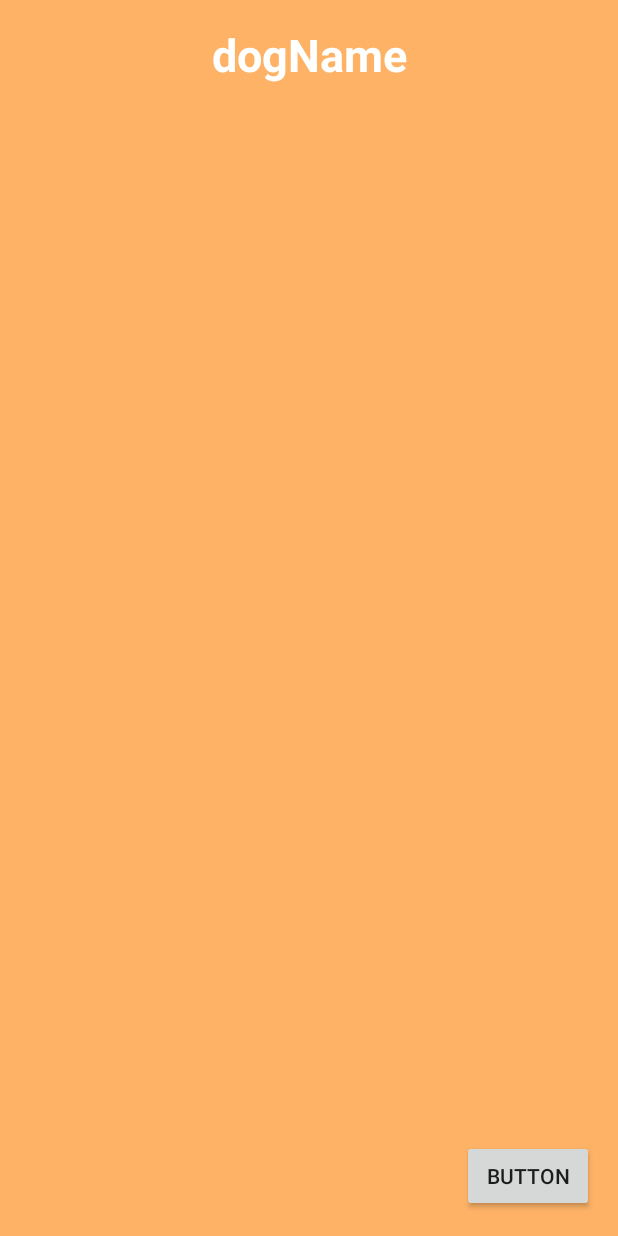
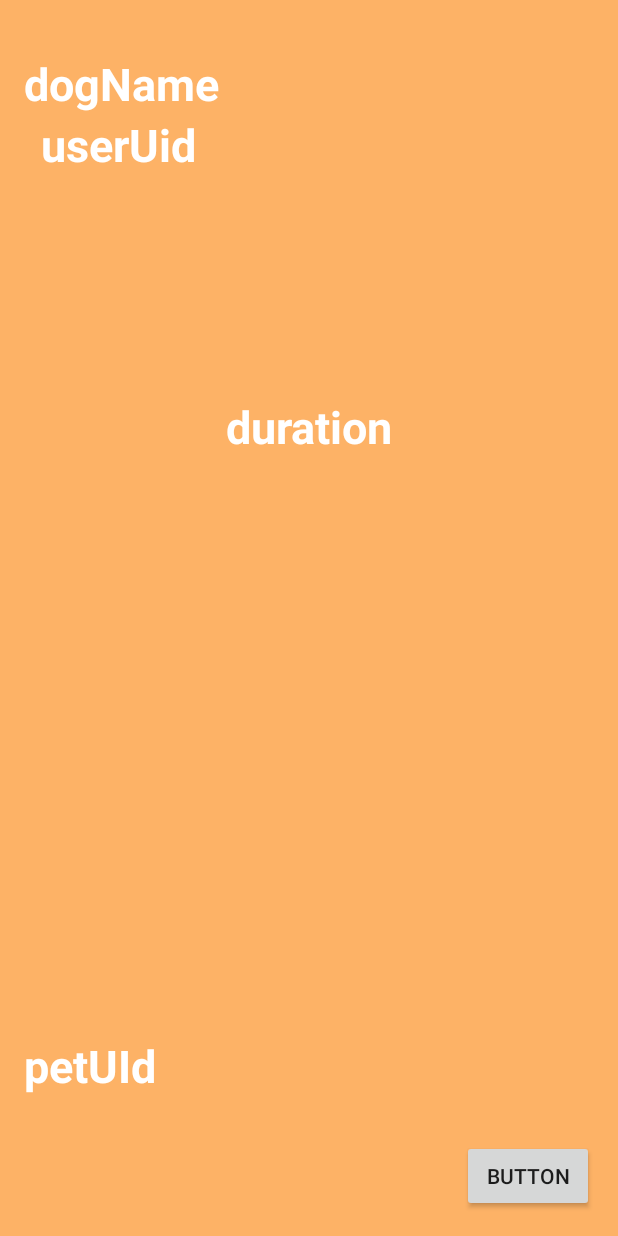
Before and after one commit to Apendog/Apendog, an Android app: the dogHub screen opened directly, with no data from a screen before it, on a phone screen of 412 x 824 dp. Run offline under Robolectric (Android 15) with nearby library versions, the phone set to English and light mode, and no system bars; our stand-ins replace Firebase (no records; nobody signed in at launch, a user with empty details on screens opened directly); 10 statements that could not run were skipped.

Commit message:
End Of night.
Changed profile. reads and write working on dog hub

```diff
--- a/app/src/main/java/alpha/com/apendog/dogHub.java
+++ b/app/src/main/java/alpha/com/apendog/dogHub.java
@@ -22,10 +22,18 @@ import com.google.firebase.database.DatabaseReference;
 import com.google.firebase.database.FirebaseDatabase;
 import com.google.firebase.database.ValueEventListener;
 
+import alpha.com.apendog.BaseActivity;
+
 public class dogHub extends AppCompatActivity {
 
 
     public TextView dogName;
+
+    private TextView mAuthorView;
+    private TextView mUserUid;
+    private TextView mBodyView;
+
+    private String mActivityKey;
     public dogProfile myDogProfile;
 // need to check the spellings on this
     private DatabaseReference mActivityReference;
@@ -35,6 +43,7 @@ public class dogHub extends AppCompatActivity {
     private FirebaseAuth mAuth;
     private DatabaseReference mDatabase;
     private static final String TAG = "Ed-Log";
+    private static String uid;
 
     private FirebaseAuth.AuthStateListener mAuthListener;
 
@@ -42,16 +51,22 @@ public class dogHub extends AppCompatActivity {
     protected void onCreate(Bundle savedInstanceState) {
         super.onCreate(savedInstanceState);
         setContentView(R.layout.activity_dog_hub);
-
+        mActivityKey = "testActivity";
         // Initialize Database
         mActivityReference = FirebaseDatabase.getInstance().getReference()
-                .child("Activities").child(mPostKey);
+                .child("Activities").child(mActivityKey);;
 
         mDatabase = FirebaseDatabase.getInstance().getReference();
         // put name from profile on hub
         dogName = (TextView) findViewById(R.id.dogNameView);
+        mAuthorView = (TextView) findViewById(R.id.petUidView);
+        mUserUid = (TextView) findViewById(R.id.userUidView);
+//        mBodyView = (TextView) findViewById(R.id.durationView);
+
+        getDogProfile();
+
         myDogProfile = (dogProfile)getIntent().getSerializableExtra("dogProfile");
-        dogName.setText(myDogProfile.getDogName());
+//        dogName.setText(myDogProfile.getDogName());
 
         mAuth = FirebaseAuth.getInstance();
 
@@ -61,6 +76,7 @@ public class dogHub extends AppCompatActivity {
                 FirebaseUser user = firebaseAuth.getCurrentUser();
                 if (user != null) {
                     // User is signed in
+                    uid = user.getUid();
                     Log.d(TAG, "onAuthStateChanged:signed_in:" + user.getUid());
                 } else {
                     // User is signed out
@@ -90,10 +106,12 @@ public class dogHub extends AppCompatActivity {
             public void onDataChange(DataSnapshot dataSnapshot) {
                 // Get Post object and use the values to update the UI
                 BaseActivity baseActivity = dataSnapshot.getValue(BaseActivity.class);
+                dogProfile dProfile = dataSnapshot.getValue(dogProfile.class);
                 // [START_EXCLUDE]
-                mAuthorView.setText(post.author);
-                mTitleView.setText(post.title);
-                mBodyView.setText(post.body);
+                dogName.setText(dProfile.dogName);
+                mAuthorView.setText(baseActivity.petUid);
+                mUserUid.setText(baseActivity.userUid);
+//                mBodyView.setText(baseActivity.duration);
                 // [END_EXCLUDE]
             }
 
@@ -107,10 +125,10 @@ public class dogHub extends AppCompatActivity {
                 // [END_EXCLUDE]
             }
         };
-        mActivityReference.addValueEventListener(activityListener);
+        mActivityReference.addValueEventListener(baseActivityListener);
         // [END post_value_event_listener]
 
-        mActivityListener = activityListener;
+        mActivityListener = baseActivityListener;
     }
     // [END on_start_add_listener]
 
@@ -139,6 +157,61 @@ public class dogHub extends AppCompatActivity {
         mDatabase.updateChildren(childUpdates);
     }
 
+    /*******
+     * This is to get the dog profile one time
+     */
+    private void getDogProfile() {
+
+
+
+
+        FirebaseDatabase.getInstance().getReference().child("dProfile").child("-KY5exo6b85U8aTlMx6r")
+                .addListenerForSingleValueEvent(new ValueEventListener() {
+                    @Override
+                    public void onDataChange(DataSnapshot dataSnapshot) {
+                        // Get user information
+                        dogProfile dProfile = dataSnapshot.getValue(dogProfile.class);
+
+                        String uid = dProfile.uid;
+                        String dogName = dProfile.dogName;
+                        int dogAge = dProfile.dogAge;
+                        int dogWeight = dProfile.dogWeight;
+                        int dogEnergy = dProfile.dogEnergy;
+                        int calorieCount = dProfile.calorieCount;
+
+                       dogProfile dProfile1 = new dogProfile(uid, dogName, dogAge, dogWeight, dogEnergy, calorieCount);
+                        Log.d(TAG, "getDogProfile " + uid + " dogName: " + dogName + " dogWeight: " + dogWeight + " dogEnergy: " + dogEnergy + " cc: " + calorieCount);
+                    }
+
+                    @Override
+                    public void onCancelled(DatabaseError databaseError) {
+
+                    }
+                });
+    }
+
+    private void getUserProfile() {
+
+        FirebaseDatabase.getInstance().getReference().child("oProfile").child(uid)
+                .addListenerForSingleValueEvent(new ValueEventListener() {
+                    @Override
+                    public void onDataChange(DataSnapshot dataSnapshot) {
+                        // Get user information
+                        UserProfile user = dataSnapshot.getValue(UserProfile.class);
+                        String userName = user.username;
+                        String email = user.email;
+                        boolean hasPetProfile = user.hasPetProfile;
+                        String petUid = user.petUid;
+                    }
+
+                    @Override
+                    public void onCancelled(DatabaseError databaseError) {
+
+                    }
+                });
+    }
+
+
 
 
     public void signOut() {
--- a/app/src/main/java/alpha/com/apendog/dogProfile.java
+++ b/app/src/main/java/alpha/com/apendog/dogProfile.java
@@ -15,12 +15,12 @@ import java.util.Map;
 @IgnoreExtraProperties
 @SuppressWarnings("serial")
 public class dogProfile implements Serializable{
-    private String uid = null;
-    private String dogName = null;
-    private int dogAge = 0; //in months!
-    private int dogWeight = 0;
-    private int dogEnergy = 0;
-    private int calorieCount = 0; //kcal/CUP
+    public String uid = null;
+    public String dogName = null;
+    public int dogAge = 0; //in months!
+    public int dogWeight = 0;
+    public int dogEnergy = 0;
+    public int calorieCount = 0; //kcal/CUP
 
 
     public dogProfile() {
--- a/app/src/main/java/alpha/com/apendog/loginActivity.java
+++ b/app/src/main/java/alpha/com/apendog/loginActivity.java
@@ -409,7 +409,8 @@ public class loginActivity extends AppCompatActivity implements NumberPicker.OnV
 
         Map<String, Object> childUpdates = new HashMap<>();
         childUpdates.put("/dProfile/" + key, postValues);
-        childUpdates.put("oProfile/" + uid + "/pets/" + "pet1", key);
+        childUpdates.put("/oProfile/" + uid + "/pet/", key);
+        childUpdates.put("/oProfile/" + uid + "/hasPetProfile/", true);
 
         mDatabase.updateChildren(childUpdates);
     }
--- a/app/src/main/res/layout/activity_dog_hub.xml
+++ b/app/src/main/res/layout/activity_dog_hub.xml
@@ -26,27 +26,66 @@
             android:onClick="signoutButtonClick" />
 
         <TextView
-            android:text="dogName"
+            android:text="userUid"
             android:layout_width="wrap_content"
             android:layout_height="wrap_content"
-            android:layout_alignParentTop="true"
-            android:id="@+id/dogNameView"
-            android:layout_alignParentStart="true"
-            android:layout_alignParentEnd="true"
+            android:id="@+id/userUidView"
             android:textAlignment="center"
             android:textColor="@android:color/white"
             android:textStyle="normal|bold"
-            android:textSize="30sp" />
+            android:textSize="30sp"
+            android:layout_below="@+id/dogNameView"
+            android:layout_alignParentStart="true"
+            android:layout_marginStart="11dp" />
 
         <LinearLayout
             android:orientation="horizontal"
             android:layout_width="match_parent"
-            android:layout_height="match_parent"
-            android:layout_below="@+id/dogNameView"
-            android:layout_centerHorizontal="true"
-            android:layout_marginTop="30dp">
+            android:layout_height="146dp"
+            android:layout_marginTop="147dp"
+            android:layout_below="@+id/userUidView"
+            android:layout_alignParentStart="true">
+
+            <TextView
+                android:text="duration"
+                android:layout_width="wrap_content"
+                android:layout_height="wrap_content"
+                android:id="@+id/durationView"
+                android:textAlignment="center"
+                android:textColor="@android:color/white"
+                android:textStyle="normal|bold"
+                android:textSize="30sp"
+                android:layout_weight="1" />
 
         </LinearLayout>
+
+        <TextView
+            android:text="dogName"
+            android:layout_width="wrap_content"
+            android:layout_height="wrap_content"
+            android:id="@+id/dogNameView"
+            android:textAlignment="center"
+            android:textColor="@android:color/white"
+            android:textStyle="normal|bold"
+            android:textSize="30sp"
+            android:layout_weight="1"
+            android:layout_alignParentStart="true"
+            android:layout_marginTop="19dp" />
+
+        <TextView
+            android:text="petUId"
+            android:layout_width="wrap_content"
+            android:layout_height="wrap_content"
+            android:id="@+id/petUidView"
+            android:textAlignment="center"
+            android:textColor="@android:color/white"
+            android:textStyle="normal|bold"
+            android:textSize="30sp"
+            android:layout_weight="1"
+            android:layout_above="@+id/button3"
+            android:layout_alignParentStart="true"
+            android:layout_marginBottom="29dp" />
+
 
     </RelativeLayout>
 
```
Also changed, not shown: app/src/main/java/alpha/com/apendog/MainActivity.java (+4 -3 lines), app/src/main/java/alpha/com/apendog/UserProfile.java (+7 -4 lines), app/src/main/java/alpha/com/apendog/baseActivity.java (+5 -5 lines).
